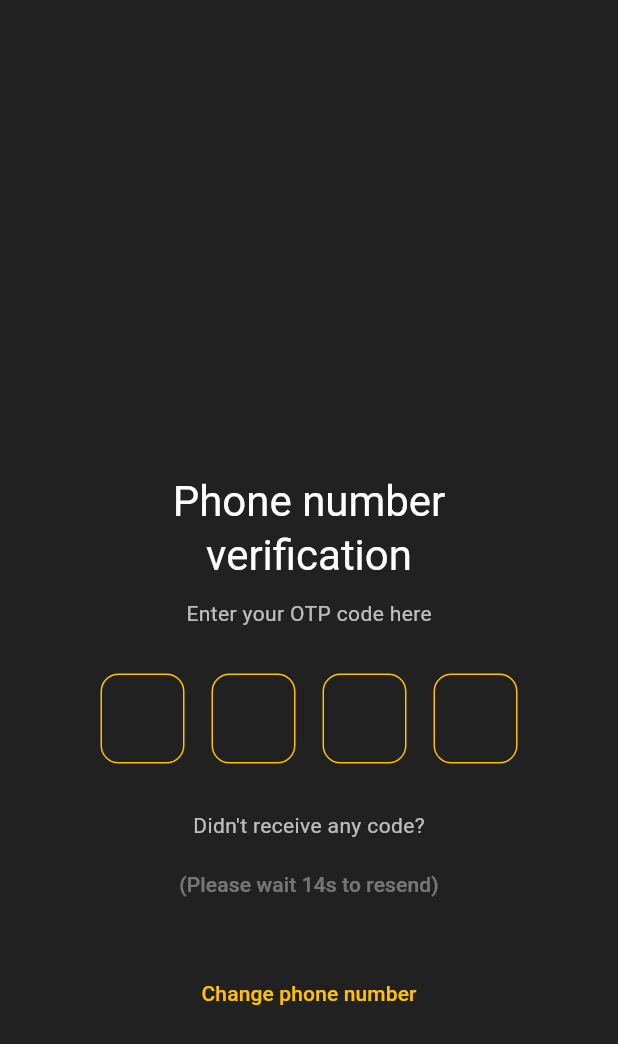
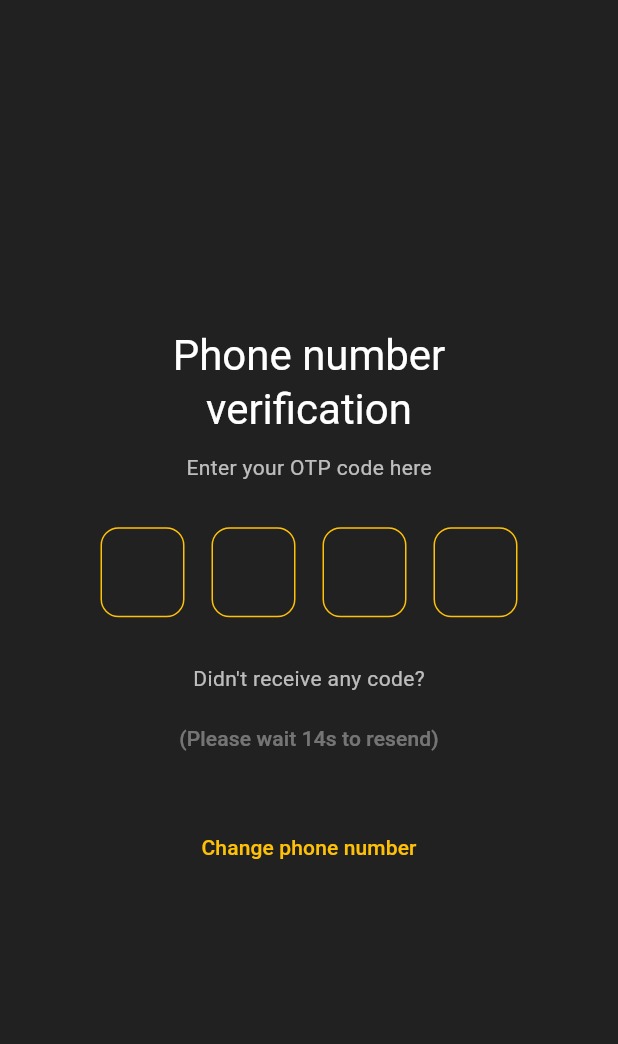
Before and after one commit to Cosmogrape/thefitness1gym, a Flutter app: the OtpVerifyPage screen opened directly, on a phone screen of 412 x 824 dp. Shown: the top 1044 px of the screen. Run offline on Flutter 3.47's test engine with Material 2 defaults, Android fonts, the light colour scheme and no system bars; drawn by our look-alikes of pinput; our stand-ins replace blurrycontainer, date_field, firebase_core, font_awesome_flutter, google_fonts; missing offline and left inert: animated_size_and_fade, date_time_format, maps_launcher, phone_number, sliding_up_panel2; accounts and stored records are empty; Roboto replaces fonts that are missing (Cairo).

Commit message:
update: improve layout position

```diff
--- a/lib/pages/otp_verify_page.dart
+++ b/lib/pages/otp_verify_page.dart
@@ -62,9 +62,6 @@ class _OtpVerifyPageState extends State<OtpVerifyPage> {
           child: SingleChildScrollView(
             child: Column(
               children: [
-                const SizedBox(
-                  height: PredefinedPadding.big + 100,
-                ),
                 Column(
                   children: [
                     Text(
@@ -93,10 +90,7 @@ class _OtpVerifyPageState extends State<OtpVerifyPage> {
                   defaultPinTheme: defaultPinTheme,
                 ),
                 const SizedBox(height: PredefinedPadding.large),
-                Text(
-                  "Didn't receive any code?",
-                  style: theme.textTheme.bodyMedium,
-                ),
+                Text("Didn't receive any code?", style: theme.textTheme.bodyMedium),
                 const SizedBox(height: PredefinedPadding.small),
                 TextButton(
                   onPressed: !canResend
@@ -113,6 +107,7 @@ class _OtpVerifyPageState extends State<OtpVerifyPage> {
                   onPressed: Navigator.of(context).pop,
                   child: const Text("Change phone number"),
                 ),
+                const SizedBox(height: PredefinedPadding.yomamaX),
               ],
             ),
           ),
```
